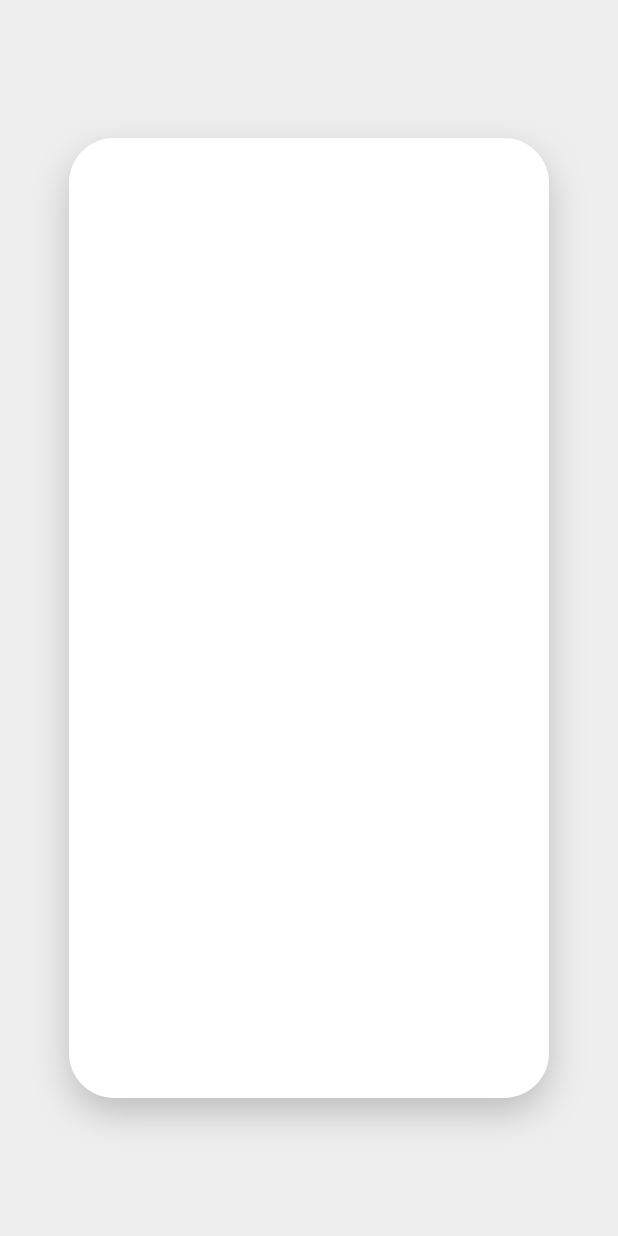
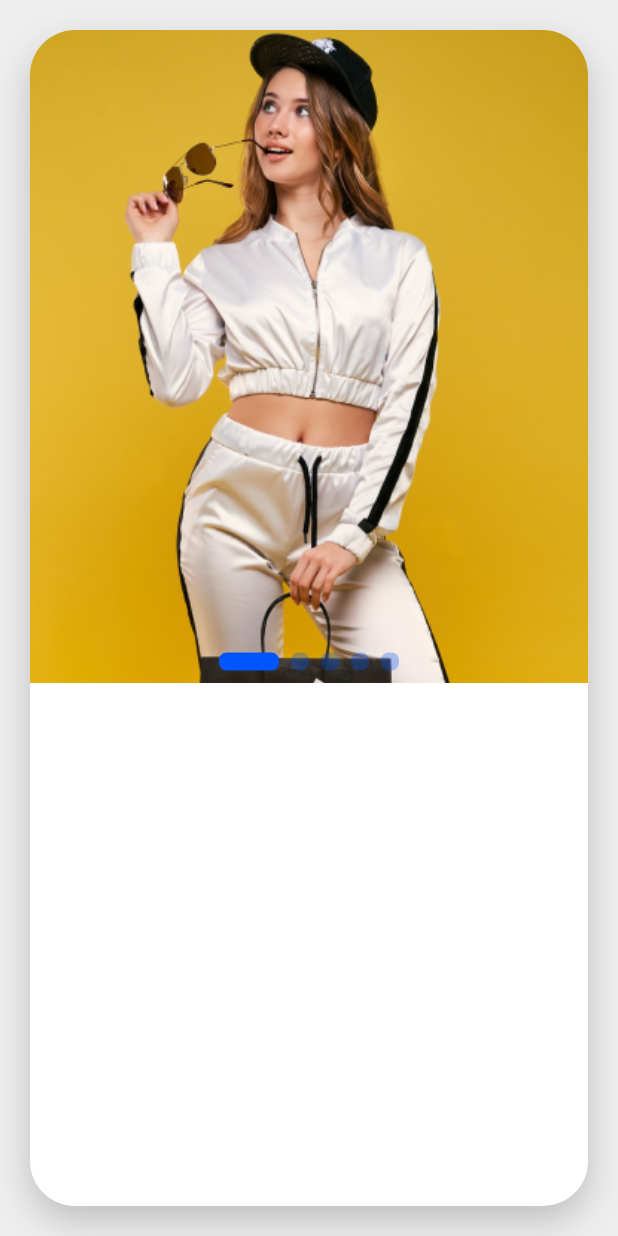
Before and after one commit to janelleenomar/midterm_exam, a Flutter app: the screen it shows after launch, on a phone screen of 412 x 824 dp. Run offline on Flutter 3.47's test engine with Material 3 defaults, Android fonts, the phone set to English and light mode, and no system bars.

Commit message:
implement product detail view layout with image and page indicators
Co-authored-by: Copilot <copilot@github.com>

```diff
--- a/lib/main.dart
+++ b/lib/main.dart
@@ -10,14 +10,18 @@ class MainApp extends StatelessWidget {
   @override
   Widget build(BuildContext context) {
     return MaterialApp(
+      theme: ThemeData(
+        useMaterial3: true,
+        primaryColor: const Color(0xFF0055FF),
+      ),
       home: Scaffold(
         backgroundColor: Colors.grey[200],
         body: Padding(
           padding: const EdgeInsets.all(20.0),
           child: Center(
             child: Container(
-              width: 320,
-              height: 640,
+              width: 375,
+              height: 812,
               decoration: BoxDecoration(
                 color: Colors.white,
                 borderRadius: BorderRadius.circular(30),
@@ -29,11 +33,60 @@ class MainApp extends StatelessWidget {
                   ),
                 ],
               ),
-              child: const Center(),
+              child: ClipRRect(
+                borderRadius: BorderRadius.circular(30),
+                child: SingleChildScrollView(
+                  child: Column(
+                    crossAxisAlignment: CrossAxisAlignment.start,
+                    children: [
+                      Stack(
+                        alignment: Alignment.bottomCenter,
+                        children: [
+                          Image.asset(
+                            'media/product_main.png',
+                            width: double.infinity,
+                            height: 450,
+                            fit: BoxFit.fitWidth,
+                            alignment: Alignment.topCenter,
+                          ),
+                          Padding(
+                            padding: const EdgeInsets.only(bottom: 23.0),
+                            child: Row(
+                              mainAxisAlignment: MainAxisAlignment.center,
+                              children: [
+                                _buildPageIndicator(true),
+                                const SizedBox(width: 8),
+                                _buildPageIndicator(false),
+                                const SizedBox(width: 8),
+                                _buildPageIndicator(false),
+                                const SizedBox(width: 8),
+                                _buildPageIndicator(false),
+                                const SizedBox(width: 8),
+                                _buildPageIndicator(false),
+                              ],
+                            ),
+                          ),
+                        ],
+                      ),
+                    ],
+                  ),
+                ),
+              ),
             ),
           ),
         ),
       ),
     );
   }
+
+  Widget _buildPageIndicator(bool isActive) {
+    return Container(
+      width: isActive ? 40 : 12,
+      height: 12,
+      decoration: BoxDecoration(
+        color: const Color(0xFF0055FF).withValues(alpha: isActive ? 1.0 : 0.3),
+        borderRadius: BorderRadius.circular(5),
+      ),
+    );
+  }
 }
--- a/pubspec.yaml
+++ b/pubspec.yaml
@@ -17,3 +17,6 @@ dev_dependencies:
 
 flutter:
   uses-material-design: true
+
+  assets:
+    - media/product_main.png
```
Also changed, not shown: media/product_main.png (added).
